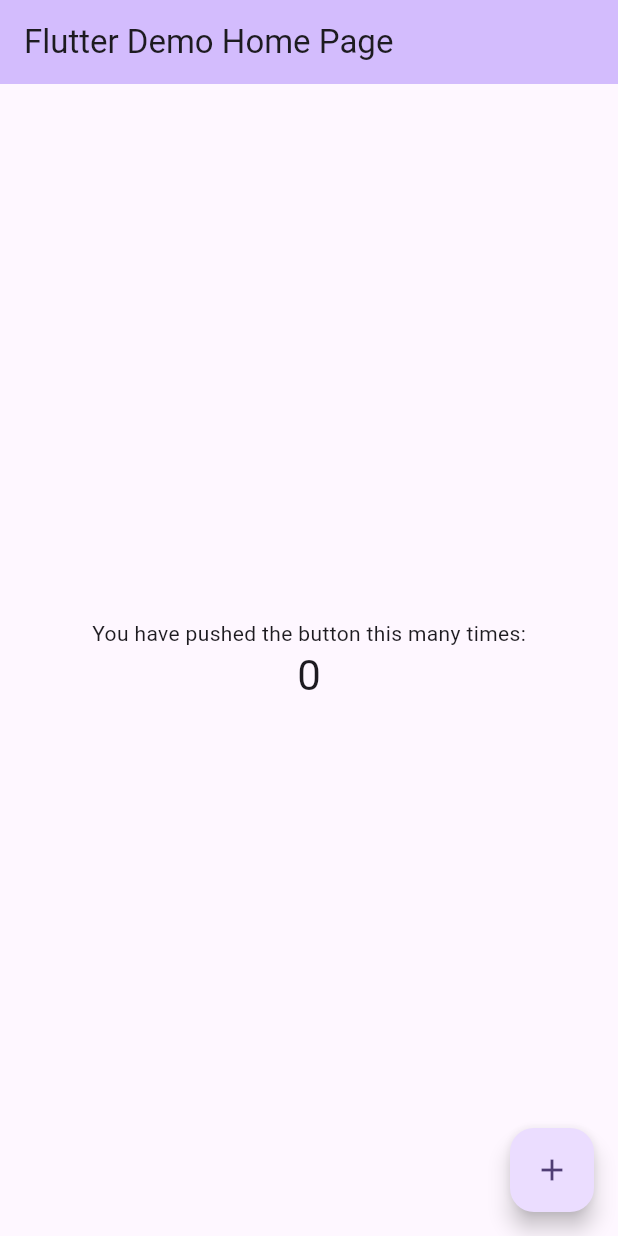
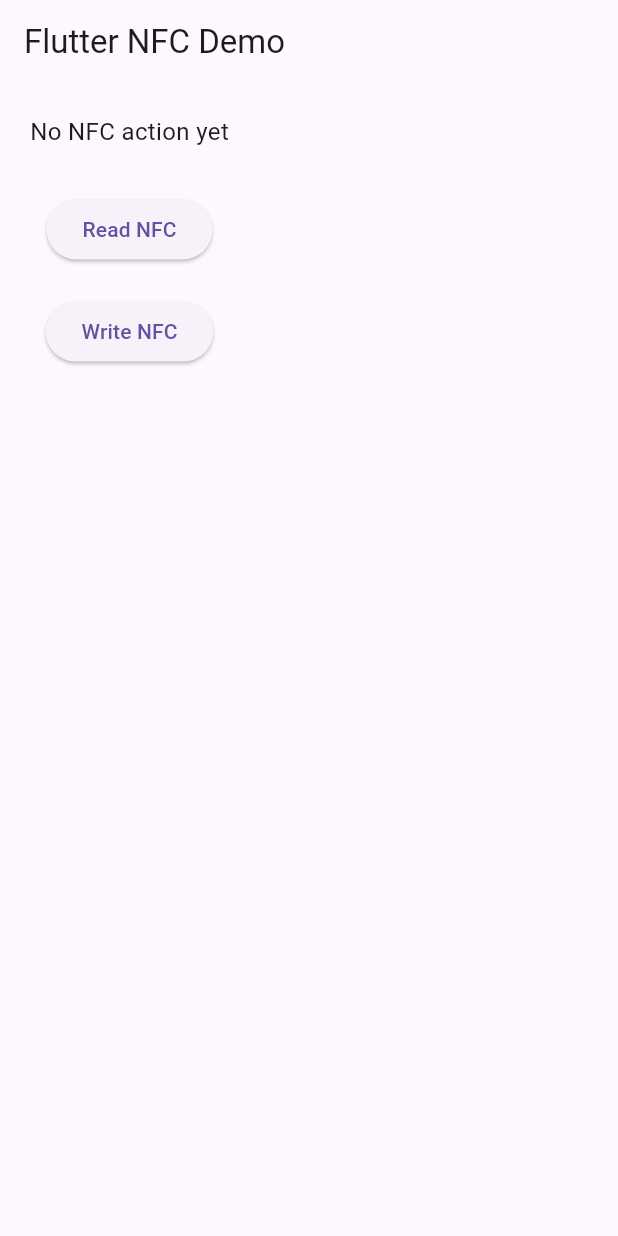
Before and after one commit to makarandjadhav75/NFC_tag_read_write, a Flutter app: the screen it shows after launch, on a phone screen of 412 x 824 dp. Run offline on Flutter 3.47's test engine with Material 3 defaults, Android fonts, the phone set to English and light mode, and no system bars; missing offline and left inert: nfc_manager.

```diff
--- a/lib/main.dart
+++ b/lib/main.dart
@@ -1,4 +1,5 @@
 import 'package:flutter/material.dart';
+import 'nfc_service.dart';
 
 void main() {
   runApp(const MyApp());
@@ -7,116 +8,66 @@ void main() {
 class MyApp extends StatelessWidget {
   const MyApp({super.key});
 
-  // This widget is the root of your application.
   @override
   Widget build(BuildContext context) {
     return MaterialApp(
-      title: 'Flutter Demo',
-      theme: ThemeData(
-        // This is the theme of your application.
-        //
-        // TRY THIS: Try running your application with "flutter run". You'll see
-        // the application has a purple toolbar. Then, without quitting the app,
-        // try changing the seedColor in the colorScheme below to Colors.green
-        // and then invoke "hot reload" (save your changes or press the "hot
-        // reload" button in a Flutter-supported IDE, or press "r" if you used
-        // the command line to start the app).
-        //
-        // Notice that the counter didn't reset back to zero; the application
-        // state is not lost during the reload. To reset the state, use hot
-        // restart instead.
-        //
-        // This works for code too, not just values: Most code changes can be
-        // tested with just a hot reload.
-        colorScheme: ColorScheme.fromSeed(seedColor: Colors.deepPurple),
-      ),
-      home: const MyHomePage(title: 'Flutter Demo Home Page'),
+      home: NfcScreen(),
     );
   }
 }
 
-class MyHomePage extends StatefulWidget {
-  const MyHomePage({super.key, required this.title});
-
-  // This widget is the home page of your application. It is stateful, meaning
-  // that it has a State object (defined below) that contains fields that affect
-  // how it looks.
-
-  // This class is the configuration for the state. It holds the values (in this
-  // case the title) provided by the parent (in this case the App widget) and
-  // used by the build method of the State. Fields in a Widget subclass are
-  // always marked "final".
-
-  final String title;
-
+class NfcScreen extends StatefulWidget {
   @override
-  State<MyHomePage> createState() => _MyHomePageState();
+  State<NfcScreen> createState() => _NfcScreenState();
 }
 
-class _MyHomePageState extends State<MyHomePage> {
-  int _counter = 0;
-
-  void _incrementCounter() {
-    setState(() {
-      // This call to setState tells the Flutter framework that something has
-      // changed in this State, which causes it to rerun the build method below
-      // so that the display can reflect the updated values. If we changed
-      // _counter without calling setState(), then the build method would not be
-      // called again, and so nothing would appear to happen.
-      _counter++;
-    });
-  }
+class _NfcScreenState extends State<NfcScreen> {
+  String result = "No NFC action yet";
 
   @override
   Widget build(BuildContext context) {
-    // This method is rerun every time setState is called, for instance as done
-    // by the _incrementCounter method above.
-    //
-    // The Flutter framework has been optimized to make rerunning build methods
-    // fast, so that you can just rebuild anything that needs updating rather
-    // than having to individually change instances of widgets.
     return Scaffold(
-      appBar: AppBar(
-        // TRY THIS: Try changing the color here to a specific color (to
-        // Colors.amber, perhaps?) and trigger a hot reload to see the AppBar
-        // change color while the other colors stay the same.
-        backgroundColor: Theme.of(context).colorScheme.inversePrimary,
-        // Here we take the value from the MyHomePage object that was created by
-        // the App.build method, and use it to set our appbar title.
-        title: Text(widget.title),
-      ),
-      body: Center(
-        // Center is a layout widget. It takes a single child and positions it
-        // in the middle of the parent.
+      appBar: AppBar(title: const Text("Flutter NFC Demo")),
+      body: Padding(
+        padding: const EdgeInsets.all(20),
         child: Column(
-          // Column is also a layout widget. It takes a list of children and
-          // arranges them vertically. By default, it sizes itself to fit its
-          // children horizontally, and tries to be as tall as its parent.
-          //
-          // Column has various properties to control how it sizes itself and
-          // how it positions its children. Here we use mainAxisAlignment to
-          // center the children vertically; the main axis here is the vertical
-          // axis because Columns are vertical (the cross axis would be
-          // horizontal).
-          //
-          // TRY THIS: Invoke "debug painting" (choose the "Toggle Debug Paint"
-          // action in the IDE, or press "p" in the console), to see the
-          // wireframe for each widget.
-          mainAxisAlignment: MainAxisAlignment.center,
-          children: <Widget>[
-            const Text('You have pushed the button this many times:'),
-            Text(
-              '$_counter',
-              style: Theme.of(context).textTheme.headlineMedium,
+          children: [
+            Text(result, style: const TextStyle(fontSize: 16)),
+            const SizedBox(height: 30),
+
+            ElevatedButton(
+              onPressed: () {
+                NfcService.readTag(
+                  onData: (data) {
+                    setState(() => result = "Read: $data");
+                  },
+                  onError: (err) {
+                    setState(() => result = err);
+                  },
+                );
+              },
+              child: const Text("Read NFC"),
+            ),
+
+            const SizedBox(height: 20),
+
+            ElevatedButton(
+              onPressed: () {
+                NfcService.writeTag(
+                  text: "Hello NFC from Flutter",
+                  onSuccess: (msg) {
+                    setState(() => result = msg);
+                  },
+                  onError: (err) {
+                    setState(() => result = err);
+                  },
+                );
+              },
+              child: const Text("Write NFC"),
             ),
           ],
         ),
       ),
-      floatingActionButton: FloatingActionButton(
-        onPressed: _incrementCounter,
-        tooltip: 'Increment',
-        child: const Icon(Icons.add),
-      ), // This trailing comma makes auto-formatting nicer for build methods.
     );
   }
 }
--- /dev/null
+++ b/lib/nfc_service.dart
@@ -0,0 +1,68 @@
+import 'dart:convert';
+import 'package:nfc_manager/nfc_manager.dart';
+
+class NfcService {
+
+  /// Check NFC availability
+  static Future<bool> isAvailable() async {
+    return await NfcManager.instance.isAvailable();
+  }
+
+  /// Read NFC Tag
+  static Future<void> readTag({
+    required Function(String) onData,
+    required Function(String) onError,
+  }) async {
+    try {
+      await NfcManager.instance.startSession(
+        onDiscovered: (NfcTag tag) async {
+          final ndef = Ndef.from(tag);
+          if (ndef == null || ndef.cachedMessage == null) {
+            onError("No NDEF data found");
+            NfcManager.instance.stopSession();
+            return;
+          }
+
+          final record = ndef.cachedMessage!.records.first;
+          final payload = utf8.decode(record.payload.skip(3).toList());
+          onData(payload);
+
+          NfcManager.instance.stopSession();
+        },
+      );
+    } catch (e) {
+      onError(e.toString());
+    }
+  }
+
+  /// Write NFC Tag
+  static Future<void> writeTag({
+    required String text,
+    required Function(String) onSuccess,
+    required Function(String) onError,
+  }) async {
+    try {
+      await NfcManager.instance.startSession(
+        onDiscovered: (NfcTag tag) async {
+          final ndef = Ndef.from(tag);
+          if (ndef == null || !ndef.isWritable) {
+            onError("Tag not writable");
+            NfcManager.instance.stopSession();
+            return;
+          }
+
+          final message = NdefMessage([
+            NdefRecord.createText(text),
+          ]);
+
+          await ndef.write(message);
+          onSuccess("Write successful");
+
+          NfcManager.instance.stopSession();
+        },
+      );
+    } catch (e) {
+      onError(e.toString());
+    }
+  }
+}
--- a/pubspec.yaml
+++ b/pubspec.yaml
@@ -38,6 +38,7 @@ dependencies:
 dev_dependencies:
   flutter_test:
     sdk: flutter
+  nfc_manager: ^3.3.0
 
   # The "flutter_lints" package below contains a set of recommended lints to
   # encourage good coding practices. The lint set provided by the package is
```
Also changed, not shown: pubspec.lock.
